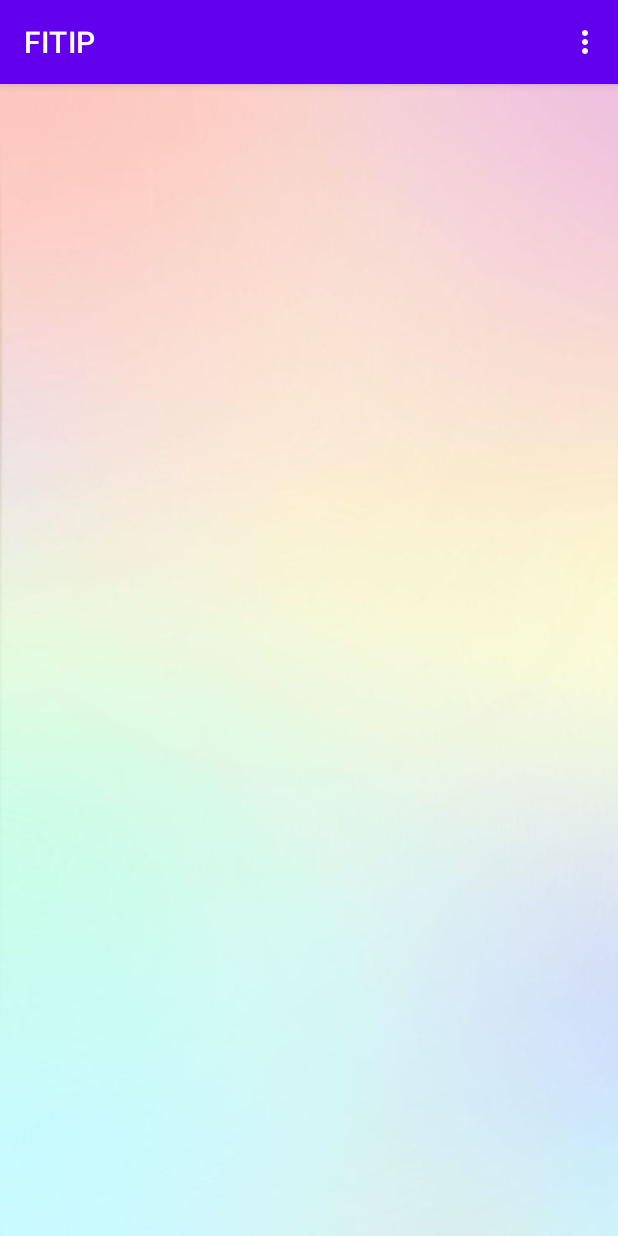
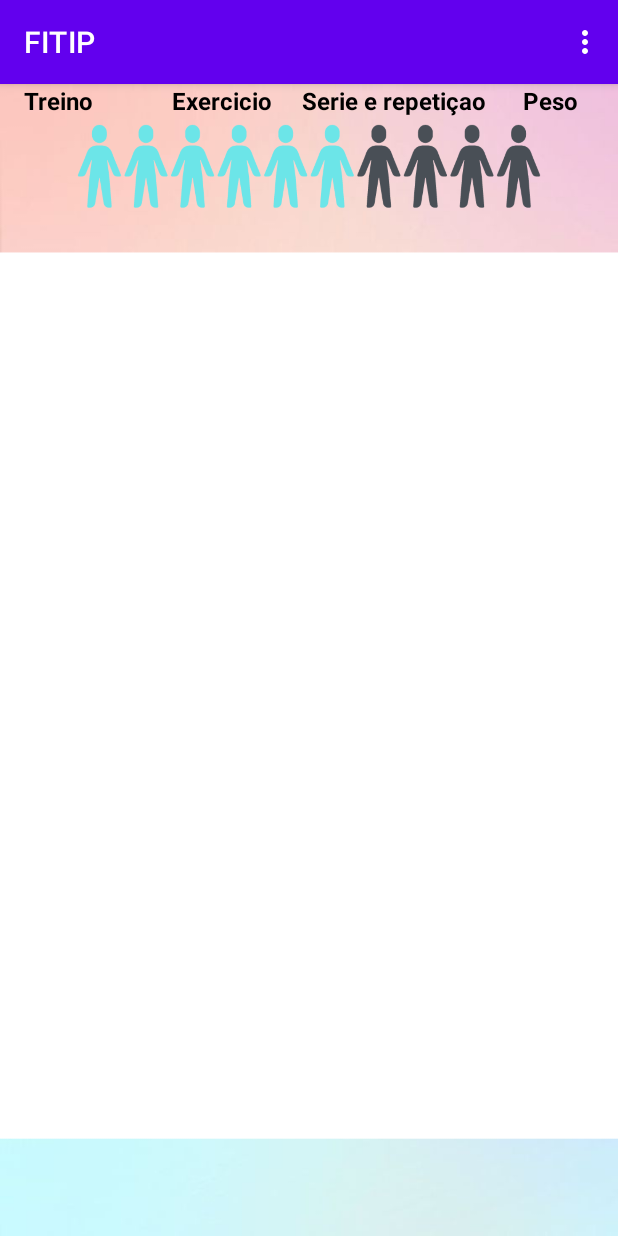
Before and after one commit to biancasofia/FITIP, an Android app: the MainActivity screen opened directly, with no data from a screen before it, on a phone screen of 412 x 824 dp. Run offline under Robolectric (Android 15) with nearby library versions, the phone set to English and light mode, and no system bars; our stand-ins replace Firebase (no records; nobody signed in at launch, a user with empty details on screens opened directly).

Commit message:
imagem main

```diff
--- a/FITIP10/app/src/main/res/layout/activity_login_professor.xml
+++ b/FITIP10/app/src/main/res/layout/activity_login_professor.xml
@@ -19,7 +19,7 @@
         app:layout_constraintEnd_toEndOf="parent"
         app:layout_constraintStart_toStartOf="parent"
         app:layout_constraintTop_toTopOf="parent"
-        app:srcCompat="@drawable/gymDadosProfessor" />
+        app:srcCompat="@drawable/gymdados" />
 
     <ProgressBar
         android:id="@+id/progressBar_login_professor"
--- a/FITIP10/app/src/main/res/layout/activity_main.xml
+++ b/FITIP10/app/src/main/res/layout/activity_main.xml
@@ -4,5 +4,99 @@
     xmlns:tools="http://schemas.android.com/tools"
     android:layout_width="match_parent"
     android:layout_height="match_parent"
-    android:background="@drawable/color"
-    tools:context=".MainActivity"/>
+    android:background="@drawable/fundo"
+    tools:context=".MainActivity">
+
+    <ListView
+        android:layout_width="83dp"
+        android:layout_height="561dp"
+        android:layout_marginBottom="60dp"
+        app:layout_constraintBottom_toBottomOf="parent"
+        app:layout_constraintStart_toStartOf="parent" />
+
+    <ListView
+        android:layout_width="127dp"
+        android:layout_height="560dp"
+        android:layout_marginBottom="60dp"
+        app:layout_constraintBottom_toBottomOf="parent"
+        tools:layout_editor_absoluteX="83dp" />
+
+    <ListView
+        android:layout_width="77dp"
+        android:layout_height="561dp"
+        app:layout_constraintEnd_toEndOf="parent"
+        tools:layout_editor_absoluteY="109dp" />
+
+    <ListView
+        android:layout_width="124dp"
+        android:layout_height="563dp"
+        android:layout_marginBottom="60dp"
+        app:layout_constraintBottom_toBottomOf="parent"
+        tools:layout_editor_absoluteX="210dp" />
+
+    <TextView
+        android:id="@+id/textView3"
+        android:layout_width="wrap_content"
+        android:layout_height="wrap_content"
+        android:textColor="@color/black"
+        tools:layout_editor_absoluteX="12dp"
+        tools:layout_editor_absoluteY="68dp" />
+
+    <TextView
+        android:id="@+id/textView6"
+        android:layout_width="wrap_content"
+        android:layout_height="wrap_content"
+        android:layout_marginStart="16dp"
+        android:text="Treino"
+        android:textColor="@color/black"
+        android:textSize="16sp"
+        android:textStyle="bold"
+        app:layout_constraintBottom_toTopOf="@+id/_dynamic"
+        app:layout_constraintStart_toStartOf="parent"
+        app:layout_constraintTop_toTopOf="parent"
+        app:layout_constraintVertical_bias="0.975" />
+
+    <TextView
+        android:id="@+id/textView8"
+        android:layout_width="wrap_content"
+        android:layout_height="wrap_content"
+        android:layout_marginStart="52dp"
+        android:text="Exercicio"
+        android:textColor="@color/black"
+        android:textSize="16sp"
+        android:textStyle="bold"
+        app:layout_constraintBottom_toTopOf="@+id/_dynamic"
+        app:layout_constraintStart_toEndOf="@+id/textView6"
+        app:layout_constraintTop_toTopOf="parent"
+        app:layout_constraintVertical_bias="0.975" />
+
+    <TextView
+        android:id="@+id/textView9"
+        android:layout_width="wrap_content"
+        android:layout_height="wrap_content"
+        android:layout_marginStart="20dp"
+        android:text="Serie e repetiçao"
+        android:textColor="@color/black"
+        android:textSize="16sp"
+        android:textStyle="bold"
+        app:layout_constraintBottom_toTopOf="@+id/_dynamic"
+        app:layout_constraintStart_toEndOf="@+id/textView8"
+        app:layout_constraintTop_toTopOf="parent"
+        app:layout_constraintVertical_bias="0.977" />
+
+    <TextView
+        android:id="@+id/textView10"
+        android:layout_width="wrap_content"
+        android:layout_height="wrap_content"
+        android:text="Peso"
+        android:textColor="@color/black"
+        android:textSize="16sp"
+        android:textStyle="bold"
+        app:layout_constraintBottom_toTopOf="@+id/_dynamic"
+        app:layout_constraintEnd_toEndOf="parent"
+        app:layout_constraintHorizontal_bias="0.483"
+        app:layout_constraintStart_toEndOf="@+id/textView9"
+        app:layout_constraintTop_toTopOf="parent"
+        app:layout_constraintVertical_bias="1.0" />
+
+</androidx.constraintlayout.widget.ConstraintLayout>
--- a/FITIP10/app/src/main/res/layout/activity_treinos.xml
+++ b/FITIP10/app/src/main/res/layout/activity_treinos.xml
@@ -32,7 +32,7 @@
         android:layout_marginBottom="27dp"
         android:ems="10"
         android:inputType="textPersonName"
-        android:text="Repetiçoes"
+        android:text="Serie e Repetiçoes"
         app:layout_constraintBottom_toTopOf="@+id/Peso_treino"
         app:layout_constraintEnd_toEndOf="parent"
         app:layout_constraintHorizontal_bias="0.0"
@@ -74,7 +74,7 @@
         android:layout_marginEnd="12dp"
         android:layout_marginBottom="22dp"
         android:ems="10"
-        android:hint="Series"
+        android:hint="Exercicio"
         android:inputType="textPersonName"
         android:textColorHint="#090909"
         app:layout_constraintBottom_toTopOf="@+id/repeticoes_treino"
```
Also changed, not shown: FITIP10/app/src/main/res/drawable/fundo.png (added).
